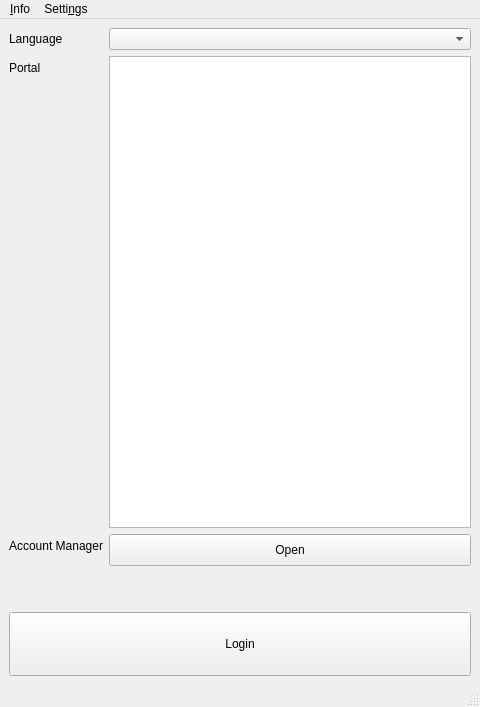
viur-framework/viur-admin, file viur_admin/ui/loginform.ui: the form before one commit.
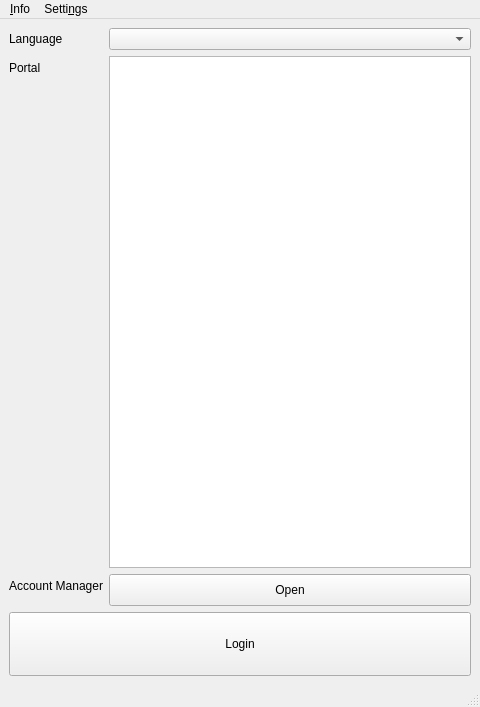
The form after the commit. Icons and pictures are not drawn.

Commit message: type annotions for static type checking progressed

Diff of the .ui file:
```diff
--- a/viur_admin/ui/loginform.ui
+++ b/viur_admin/ui/loginform.ui
@@ -95,22 +95,6 @@
       </item>
      </layout>
     </item>
-    <item>
-     <spacer name="verticalSpacer">
-      <property name="orientation">
-       <enum>Qt::Vertical</enum>
-      </property>
-      <property name="sizeType">
-       <enum>QSizePolicy::Minimum</enum>
-      </property>
-      <property name="sizeHint" stdset="0">
-       <size>
-        <width>20</width>
-        <height>40</height>
-       </size>
-      </property>
-     </spacer>
-    </item>
     <item>
      <widget class="QPushButton" name="btnLogin">
       <property name="minimumSize">
```
The commit also changes 68 other files.
